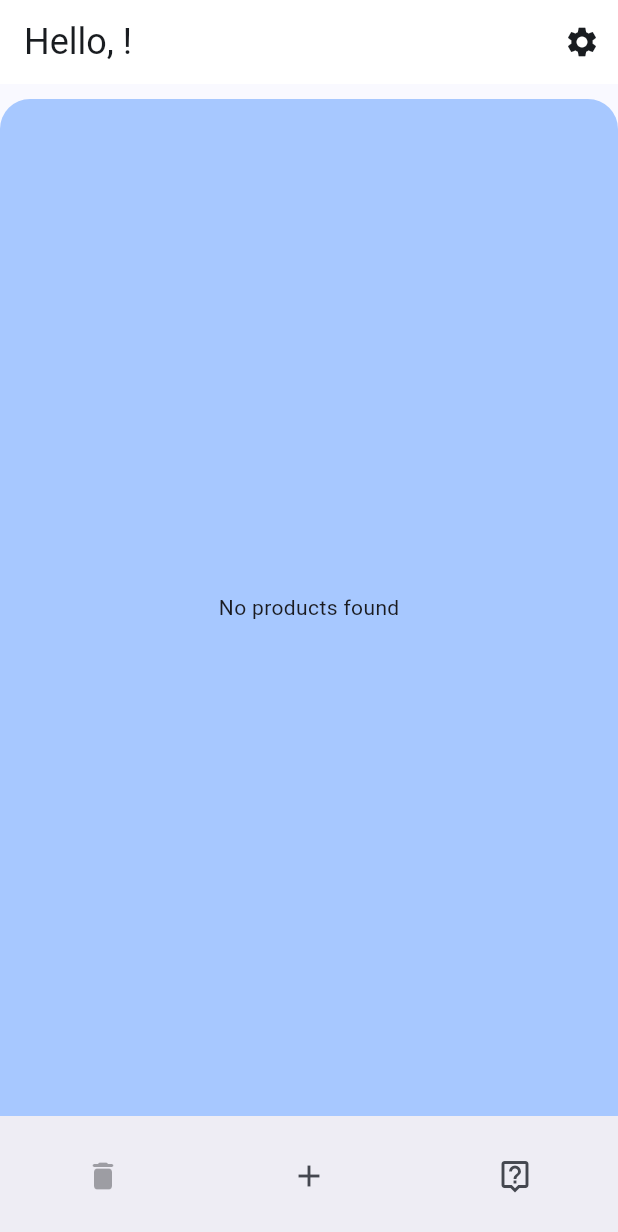
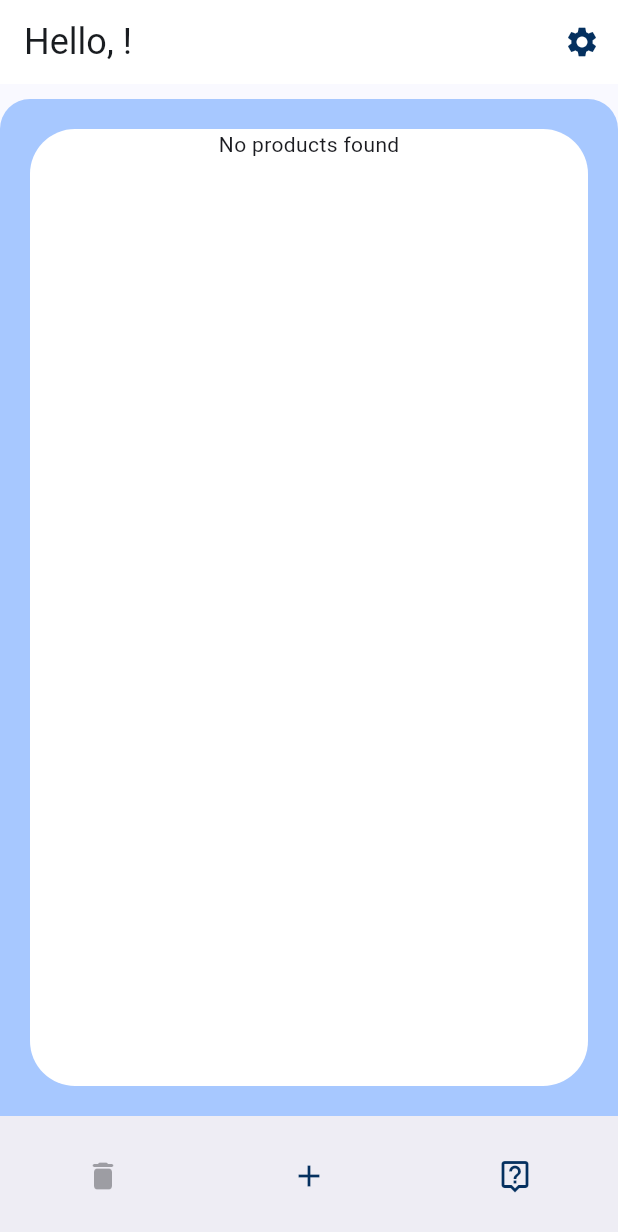
Before and after one commit to do-ko/waste_not, a Flutter app: the HomeView screen opened directly, after a tap on the "live help" icon, on a phone screen of 412 x 824 dp. Shown: the top 1232 px of the screen. Run offline on Flutter 3.47's test engine with Material 3 defaults, Android fonts, the phone set to English and light mode, and no system bars; our stand-ins replace cloud_firestore, firebase_auth, firebase_core, firebase_storage, flutter_native_splash, flutter_svg and 3 more; missing offline and left inert: google_mlkit_text_recognition; accounts and stored records are empty.

Commit message:
product controller & widget fixes

```diff
--- a/lib/controllers/product_controller.dart
+++ b/lib/controllers/product_controller.dart
@@ -1,7 +1,8 @@
 import 'package:cloud_firestore/cloud_firestore.dart';
+import 'package:firebase_storage/firebase_storage.dart';
+import 'package:flutter/foundation.dart';
 import 'package:get/get.dart';
 import 'package:waste_not/controllers/auth_controller.dart';
-import 'package:waste_not/controllers/category_controller.dart';
 import 'package:waste_not/models/product.dart';
 
 class ProductController extends GetxController {
@@ -13,61 +14,99 @@ class ProductController extends GetxController {
     fetchProductsForUser();
   }
 
-
   Future<void> fetchProductsForUser() async {
     String? currentUserId = AuthController.instance.authUser?.uid;
 
     if (currentUserId == null) {
-      print("User is not logged in");
+      if (kDebugMode) {
+        print("User is not logged in");
+      }
       return;
     }
 
-    DocumentReference ownerRef = FirebaseFirestore.instance.doc('Users/$currentUserId');
+    DocumentReference ownerRef =
+        FirebaseFirestore.instance.doc('Users/$currentUserId');
 
     try {
-      print(currentUserId);
+      if (kDebugMode) {
+        print(currentUserId);
+      }
+
       QuerySnapshot snapshot = await FirebaseFirestore.instance
           .collection('Products')
           .where('owner', isEqualTo: ownerRef)
           .get();
       if (snapshot.docs.isEmpty) {
-        print('No products found for the current user.');
+        if (kDebugMode) {
+          print('No products found for the current user.');
+          if (kDebugMode) {
+            products.assignAll([1, 2, 3, 4, 5].map((i) => ProductModel(
+                productId: i.toString(),
+                name: 'Product $i',
+                category: 'Category $i',
+                comment: 'Hello $i',
+                expirationDate: DateTime.now().add(Duration(hours: i + 3)),
+                imageLink: '',
+                owner: currentUserId)));
+          }
+        }
       } else {
-        print('${snapshot.docs.length} products found.');
+        if (kDebugMode) {
+          print('${snapshot.docs.length} products found.');
+        }
+
         List<ProductModel> productsList = snapshot.docs
-            .map((doc) => ProductModel.fromMap(doc.data() as Map<String, dynamic>))
+            .map((doc) =>
+                ProductModel.fromMap(doc.data() as Map<String, dynamic>))
             .toList();
+
         products.assignAll(productsList);
       }
-
     } catch (e) {
-      print('Failed to fetch products: $e');
+      if (kDebugMode) {
+        print('Failed to fetch products: $e');
+      }
     }
   }
 
-// ProductController getProduct(String productId) {
-//   return ProductController(productId: productId);
-// }
+  ProductModel? getProduct(String productId) {
+    return products.firstWhereOrNull((pc) => pc.productId == productId);
+  }
 
-// bool removeProduct(productId) {
-//   ProductController? pc =
-//       products.firstWhereOrNull((pc) => pc.productId == productId);
-//
-//   if (pc != null) {
-//     products.remove(pc);
-//     pc.removeProduct();
-//
-//     return true;
-//   }
-//
-//   return false;
-// }
+  bool removeProduct(productId) {
+    ProductModel? p = getProduct(productId);
 
-// bool removeProducts(List<String> productIds) {
-//   bool success = true;
-//   for (String id in productIds) {
-//     success &= removeProduct(id);
-//   }
-//   return success;
-// }
+    if (p != null) {
+      products.remove(p);
+      // TODO:remove in Firebase
+
+      return true;
+    }
+
+    return false;
+  }
+
+  bool removeProducts(List<String> productIds) {
+    bool success = true;
+    for (String id in productIds) {
+      success &= removeProduct(id);
+    }
+    return success;
+  }
+
+  static Future<String?> getDownloadURL(String gsUrl) async {
+    try {
+      final ref = FirebaseStorage.instance.refFromURL(gsUrl);
+      final url = await ref.getDownloadURL();
+      if (kDebugMode) {
+        print(url);
+      }
+      return url;
+    } catch (e) {
+      if (kDebugMode) {
+        print('Error obtaining download URL: $e');
+      }
+      return null;
+    }
+  }
 }
--- a/lib/views/edit_account.dart
+++ b/lib/views/edit_account.dart
@@ -1,10 +1,9 @@
 import 'package:flutter/material.dart';
 import 'package:get/get.dart';
-import 'package:waste_not/controllers/auth_controller.dart';
 import 'package:waste_not/controllers/edit_account_controller.dart';
 import 'package:waste_not/controllers/user_controller.dart';
+import 'package:waste_not/controllers/validator.dart';
 import 'package:waste_not/views/shared/theme.dart';
-import 'package:waste_not/views/shared/validator.dart';
 
 class EditAccountView extends StatelessWidget {
   const EditAccountView({super.key});
--- a/lib/views/home.dart
+++ b/lib/views/home.dart
@@ -1,6 +1,5 @@
 import 'package:flutter/material.dart';
 import 'package:get/get.dart';
-import 'package:get_storage/get_storage.dart';
 import 'package:waste_not/controllers/category_controller.dart';
 import 'package:waste_not/controllers/home.dart';
 import 'package:waste_not/controllers/settings_controller.dart';
@@ -19,30 +18,29 @@ class HomeView extends StatelessWidget {
   Widget build(BuildContext context) {
     final UserController userController = Get.put(UserController());
     HomeController homeController = Get.put(HomeController());
-    ProductController productController = Get.put(ProductController());
+    ProductController productsController = Get.put(ProductController());
     DarkModeController darkModeController = Get.find();
     Get.put(CategoryController());
-
-    String username = GetStorage().read('username') ??
-        "[username]"; // TODO where is username actually?
 
     return Scaffold(
         appBar: PreferredSize(
           preferredSize: const Size.fromHeight(56),
           child: Obx(
             () => AppBar(
+              elevation: 0,
               title: Text('Hello, ${userController.user.value.username}!'),
               centerTitle: false,
               backgroundColor:
                   darkModeController.darkMode.value ? Colors.red : Colors.white,
               titleTextStyle: TextStyle(
                 color:
+                    //textHeaderColor,
                     darkModeController.darkMode.value ? Colors.blue : fontColor,
                 fontSize: 24,
               ),
               iconTheme: IconThemeData(
                 color:
-                    darkModeController.darkMode.value ? Colors.blue : fontColor,
+                    darkModeController.darkMode.value ? Colors.blue : iconColor,
               ),
               actions: [
                 IconButton(
@@ -53,60 +51,36 @@ class HomeView extends StatelessWidget {
             ),
           ),
         ),
-        // AppBar(
-        //   title: Text('Hello, $username!'),
-        //   backgroundColor: Colors.white,
-        //   centerTitle: false,
-        //   titleTextStyle: const TextStyle(
-        //     color: Colors.black,
-        //     fontSize: 24,
-        //   ),
-        //   iconTheme: const IconThemeData(
-        //     color: Colors.black,
-        //   ),
-        //   actions: [
-        //     IconButton(
-        //       icon: const Icon(Icons.settings),
-        //       onPressed: () => Get.to(() => const SettingsView()),
-        //     )
-        //   ],
-        // ),
-        body: Container(
+        body: //SingleChildScrollView(
+            Container(
           // padding: EdgeInsets.only(top: 20),
-          margin: EdgeInsets.only(top: 10),
-          decoration: BoxDecoration(
+          margin: const EdgeInsets.only(top: 10),
+          decoration: const BoxDecoration(
             color: fridgeColor,
             borderRadius: BorderRadius.only(
               topLeft: Radius.circular(20), // 20 is the radius of the curve
               topRight: Radius.circular(20),
             ),
           ),
-          child: ProductList(),
+          child: const ProductList(),
         ),
-
-        // Padding(
-        //   padding: EdgeInsets.fromLTRB(25, 45, 25, 0),
-        //   child: SizedBox(
-        //       child: Column(children: [
-        //         ProductList(),
-        //       ])),
-        // ),
         bottomNavigationBar: NavigationBar(destinations: [
-          Obx(() => IconButton(
-              icon: const Icon(Icons.delete_rounded),
-              onPressed: homeController.markedProducts.isNotEmpty
-                  ? () {
-                      // productsController
-                      //     .removeProducts(homeController.markedProducts);
-                      homeController.clear();
-                    }
-                  : null)),
+          Obx(() => homeController.markedProducts.isNotEmpty
+              ? IconButton(
+                  icon: const Icon(Icons.delete_rounded, color: iconColor),
+                  onPressed: () {
+                    productsController
+                        .removeProducts(homeController.markedProducts);
+                    homeController.clear();
+                  })
+              : const IconButton(
+                  icon: Icon(Icons.delete_rounded), onPressed: null)),
           IconButton(
-            icon: const Icon(Icons.add),
+            icon: const Icon(Icons.add, color: iconColor),
             onPressed: () => Get.to(() => const AddProductView()),
           ),
           IconButton(
-            icon: const Icon(Icons.live_help_outlined),
+            icon: const Icon(Icons.live_help_outlined, color: iconColor),
             onPressed: () => {},
           )
         ]));
--- a/lib/views/shared/product_list.dart
+++ b/lib/views/shared/product_list.dart
@@ -2,7 +2,6 @@ import 'package:flutter/material.dart';
 import 'package:get/get.dart';
 import 'package:waste_not/views/shared/product_tile.dart';
 
-import '../../controllers/home.dart';
 import '../../controllers/product_controller.dart';
 
 class ProductList extends StatelessWidget {
@@ -11,11 +10,9 @@ class ProductList extends StatelessWidget {
   @override
   Widget build(BuildContext context) {
     final ProductController productController = Get.find();
+    productController.fetchProductsForUser();
 
     return Obx(() {
-      if (productController.products.isEmpty) {
-        return const Center(child: Text("No products found"));
-      }
       return Container(
           height: double.maxFinite,
           margin: const EdgeInsets.all(20),
@@ -25,9 +22,11 @@ class ProductList extends StatelessWidget {
             borderRadius: BorderRadius.circular(20),
             child: SingleChildScrollView(
               child: Column(
-                  children: productController.products
-                      .map((product) => ProductTile(product: product))
-                      .toList()),
+                  children: productController.products.isEmpty
+                      ? [const Center(child: Text("No products found"))]
+                      : productController.products
+                          .map((product) => ProductTile(product: product))
+                          .toList()),
             ),
           ));
     });
```
Also changed, not shown: lib/views/login.dart (+7 -4 lines), lib/views/product.dart (+20 -53 lines), lib/views/register.dart (+11 -7 lines), lib/views/shared/product_icon.dart (+54 -15 lines), lib/views/shared/product_tile.dart (+75 -59 lines), lib/views/shared/theme.dart (+14 -1 lines), lib/assets/placeholder.svg (added), lib/controllers/validator.dart (renamed from lib/views/shared/validator.dart).
